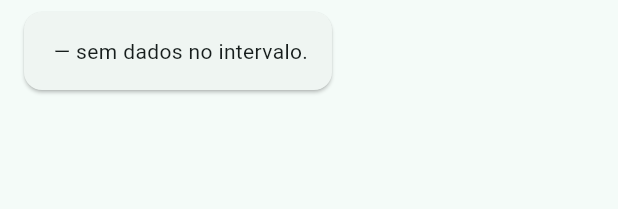
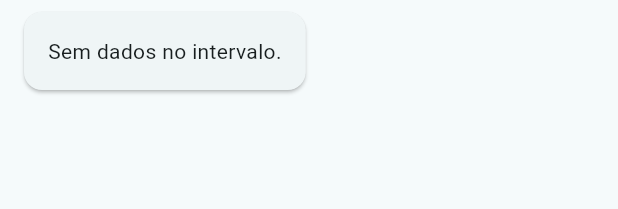
Before and after one commit to tcc-chronos/chronos-mobile, a Flutter app: the ChartCard widget shown alone on an empty page, opened directly with empty values, on a phone screen of 412 x 824 dp. Shown: the top 209 px of the screen. Run offline on Flutter 3.47's test engine with Material 3 defaults, Android fonts, the phone set to English and light mode, and no system bars; our stand-ins replace fl_chart, shared_preferences; accounts and stored records are empty.

Commit message:
fix: change general details in chart screen

```diff
--- a/lib/ui/widgets/chart_card.dart
+++ b/lib/ui/widgets/chart_card.dart
@@ -11,32 +11,60 @@ class ChartCard extends StatelessWidget {
 
   @override
   Widget build(BuildContext context) {
-    final df = DateFormat('HH:mm\nMM-dd');
+    final axisDf = DateFormat('HH:mm\nMM-dd'); // eixos
+    final tooltipDf = DateFormat('dd/MM/yyyy HH:mm:ss'); // tooltip
+    final nf = NumberFormat('##0.##');
 
     if (data.isEmpty) {
       return Card(
         margin: const EdgeInsets.symmetric(horizontal: 16, vertical: 8),
-        child: Padding(
-          padding: const EdgeInsets.all(16.0),
-          child: Text('$title — sem dados no intervalo.'),
+        child: const Padding(
+          padding: EdgeInsets.all(16.0),
+          child: Text('Sem dados no intervalo.'),
         ),
       );
     }
 
+    // X: milissegundos UTC
     final xs = data
         .map((e) => e.time.millisecondsSinceEpoch.toDouble())
         .toList();
     final ys = data.map((e) => e.value).toList();
 
-    final minX = xs.first;
-    final maxX = xs.last;
-    final minY = ys.reduce((a, b) => a < b ? a : b);
-    final maxY = ys.reduce((a, b) => a > b ? a : b);
+    // Faixas brutas
+    final rawMinX = xs.first;
+    final rawMaxX = xs.last;
+    final rawMinY = ys.reduce((a, b) => a < b ? a : b);
+    final rawMaxY = ys.reduce((a, b) => a > b ? a : b);
 
-    List<FlSpot> spots = [
+    // Padding (5% do range) + fallbacks p/ ranges nulos
+    final xRange = (rawMaxX - rawMinX).abs();
+    final yRange = (rawMaxY - rawMinY).abs();
+
+    final xPad = xRange == 0
+        ? const Duration(minutes: 1).inMilliseconds.toDouble()
+        : xRange * 0.05;
+    final yPad = yRange == 0 ? (rawMaxY.abs() * 0.1 + 1) : yRange * 0.05;
+
+    final minX = rawMinX - xPad;
+    final maxX = rawMaxX + xPad;
+    final minY = rawMinY - yPad;
+    final maxY = rawMaxY + yPad;
+
+    // Intervalos de marcação (4 divisões aproximadamente)
+    final xTick = (maxX - minX) / 4;
+    final yTick = (maxY - minY) / 4;
+
+    final spots = [
       for (final p in data)
         FlSpot(p.time.millisecondsSinceEpoch.toDouble(), p.value),
     ];
+
+    // Helper para esconder rótulos nos extremos (evita sobreposição)
+    bool isExtreme(double v, double lo, double hi) {
+      final eps = (hi - lo).abs() * 0.001;
+      return (v - lo).abs() <= eps || (v - hi).abs() <= eps;
+    }
 
     return Card(
       margin: const EdgeInsets.symmetric(horizontal: 16, vertical: 8),
@@ -54,7 +82,7 @@ class ChartCard extends StatelessWidget {
             ),
             const SizedBox(height: 8),
             SizedBox(
-              height: 220,
+              height: 240,
               child: LineChart(
                 LineChartData(
                   minX: minX,
@@ -66,19 +94,51 @@ class ChartCard extends StatelessWidget {
                     show: true,
                     border: const Border.fromBorderSide(BorderSide(width: .8)),
                   ),
+                  lineTouchData: LineTouchData(
+                    handleBuiltInTouches: true,
+                    touchTooltipData: LineTouchTooltipData(
+                      fitInsideHorizontally: true,
+                      fitInsideVertically: true,
+                      tooltipPadding: const EdgeInsets.all(4),
+                      getTooltipItems: (touchedSpots) {
+                        return touchedSpots.map((barSpot) {
+                          final y = nf.format(barSpot.y);
+                          final dt = DateTime.fromMillisecondsSinceEpoch(
+                            barSpot.x.toInt(),
+                            isUtc: true,
+                          );
+                          final when = tooltipDf.format(dt);
+                          return LineTooltipItem(
+                            '$y\n$when',
+                            TextStyle(
+                              color: Theme.of(
+                                context,
+                              ).colorScheme.onInverseSurface,
+                            ),
+                          );
+                        }).toList();
+                      },
+                    ),
+                  ),
                   titlesData: FlTitlesData(
                     bottomTitles: AxisTitles(
                       sideTitles: SideTitles(
                         showTitles: true,
-                        interval: (maxX - minX) / 4,
+                        interval: xTick,
                         getTitlesWidget: (value, meta) {
+                          if (isExtreme(value, minX, maxX)) {
+                            return const SizedBox.shrink();
+                          }
                           final dt = DateTime.fromMillisecondsSinceEpoch(
                             value.toInt(),
                             isUtc: true,
                           );
                           return Padding(
                             padding: const EdgeInsets.only(top: 6.0),
-                            child: Text(df.format(dt)),
+                            child: Text(
+                              axisDf.format(dt),
+                              textAlign: TextAlign.center,
+                            ),
                           );
                         },
                       ),
@@ -86,7 +146,14 @@ class ChartCard extends StatelessWidget {
                     leftTitles: AxisTitles(
                       sideTitles: SideTitles(
                         showTitles: true,
-                        reservedSize: 40,
+                        reservedSize: 48,
+                        interval: yTick == 0 ? 1 : yTick,
+                        getTitlesWidget: (value, meta) {
+                          if (isExtreme(value, minY, maxY)) {
+                            return const SizedBox.shrink();
+                          }
+                          return Text(nf.format(value));
+                        },
                       ),
                     ),
                     rightTitles: const AxisTitles(
@@ -98,10 +165,10 @@ class ChartCard extends StatelessWidget {
                   ),
                   lineBarsData: [
                     LineChartBarData(
-                      isCurved: true,
+                      isCurved: false,
                       spots: spots,
-                      dotData: const FlDotData(show: false),
                       barWidth: 2,
+                      dotData: const FlDotData(show: true),
                     ),
                   ],
                 ),
```
Also changed, not shown: lib/app.dart (+5 -4 lines), lib/ui/pages/charts_page.dart (+7 -4 lines), lib/ui/pages/settings_page.dart (+6 -1 lines).
